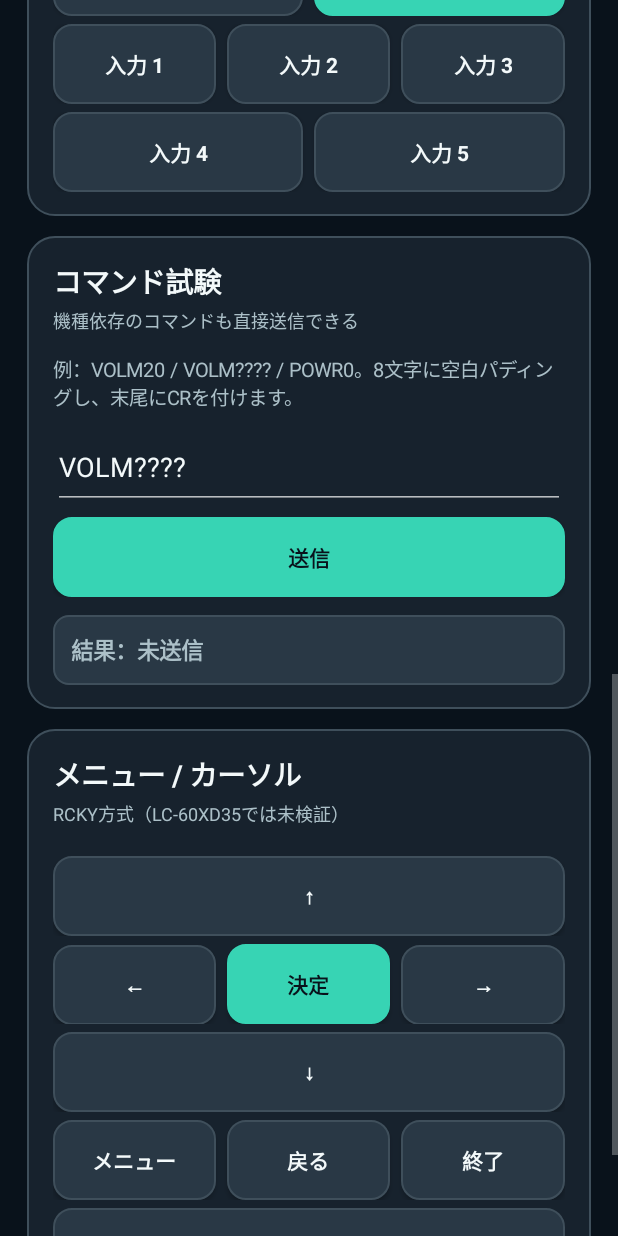
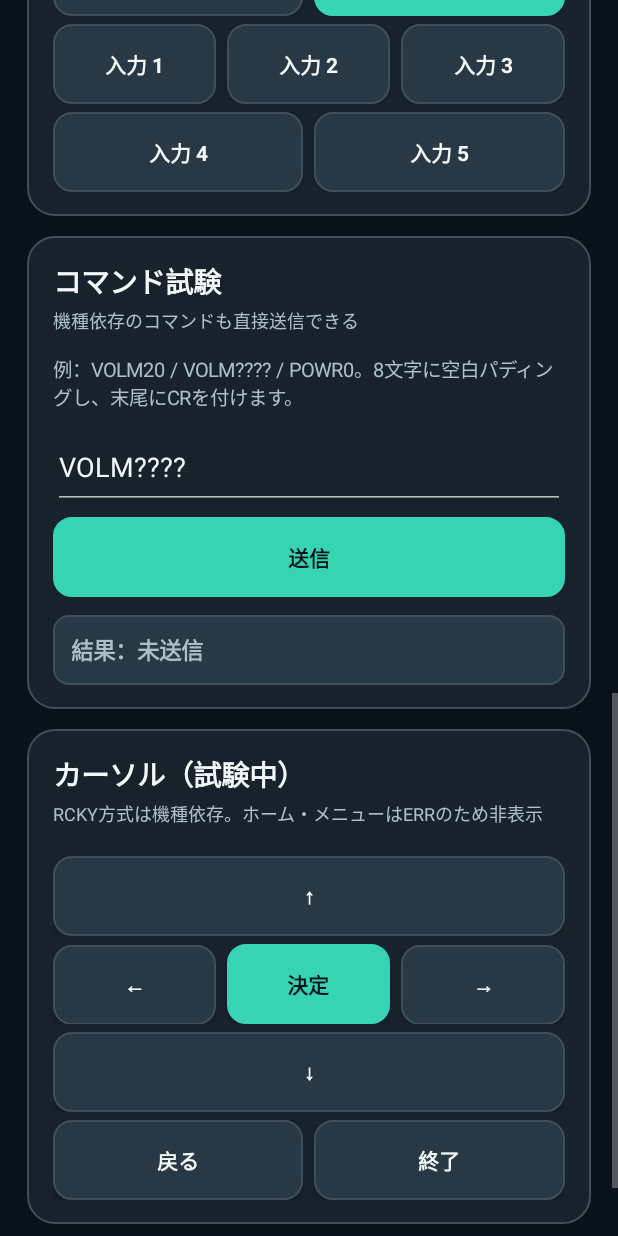
Before and after one commit to bleach31/aquos-remote-android, an Android app: the screen it shows after launch (MainActivity), scrolled down 1153 dp, on a phone screen of 412 x 824 dp. Run offline under Robolectric (Android 15) with nearby library versions, the phone set to English and light mode, and no system bars.

Commit message:
Hide rejected RCKY38 menu and RCKY39 home commands on LC-60XD35

```diff
--- a/app/src/main/java/jp/local/aquosremote/MainActivity.java
+++ b/app/src/main/java/jp/local/aquosremote/MainActivity.java
@@ -207,7 +207,7 @@ public final class MainActivity extends Activity {
         }
 
         LinearLayout nav = card(page);
-        addHeading(nav, "メニュー / カーソル", "RCKY方式（LC-60XD35では未検証）");
+        addHeading(nav, "カーソル（試験中）", "RCKY方式は機種依存。ホーム・メニューはERRのため非表示");
         LinearLayout navUp = buttonRow();
         addButton(navUp, "↑", false, () -> sendControl("上", "RCKY41"));
         nav.addView(navUp);
@@ -220,15 +220,9 @@ public final class MainActivity extends Activity {
         addButton(navDown, "↓", false, () -> sendControl("下", "RCKY42"));
         nav.addView(navDown);
         LinearLayout navActions = buttonRow();
-        addButton(navActions, "メニュー", false, () -> sendControl("メニュー", "RCKY38"));
         addButton(navActions, "戻る", false, () -> sendControl("戻る", "RCKY45"));
         addButton(navActions, "終了", false, () -> sendControl("終了", "RCKY46"));
         nav.addView(navActions);
-        if (!KIDS_MODE) {
-            LinearLayout homeRow = buttonRow();
-            addButton(homeRow, "ホーム（試験）", false, () -> sendControl("ホーム（試験）", "RCKY39"));
-            nav.addView(homeRow);
-        }
 
         TextView footer = makeText("TCP 10002 · AQUOS独自IP制御  |  テレビと同じLANに接続してください。", 12, SECONDARY, false);
         footer.setGravity(Gravity.CENTER_HORIZONTAL);
```
